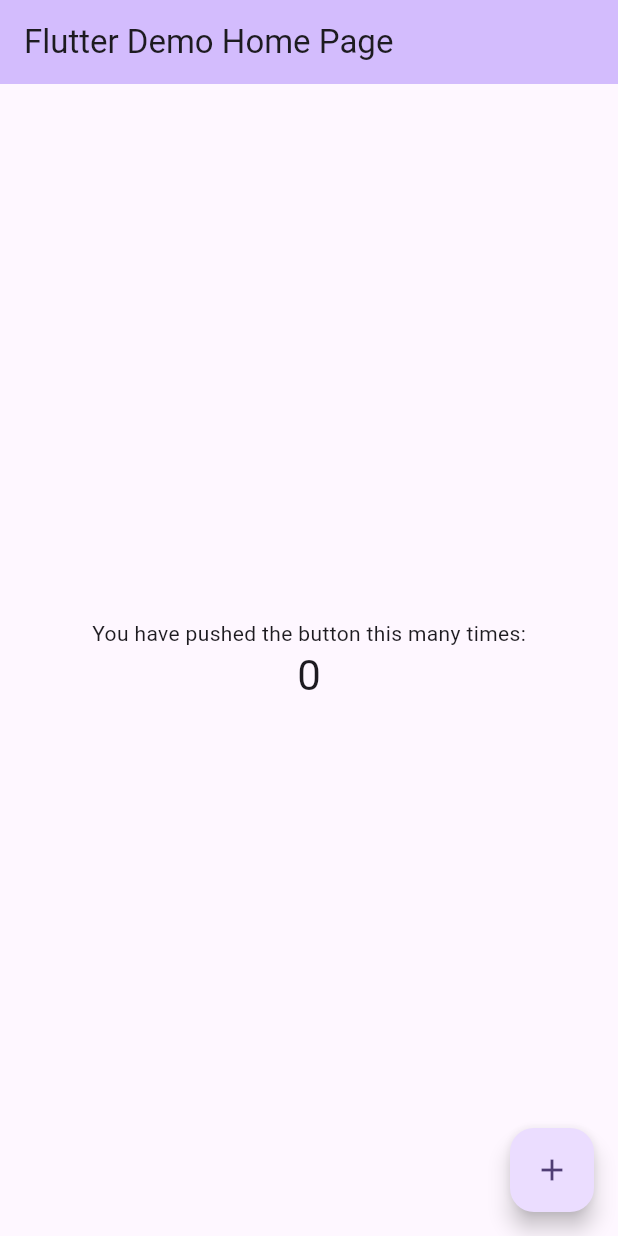
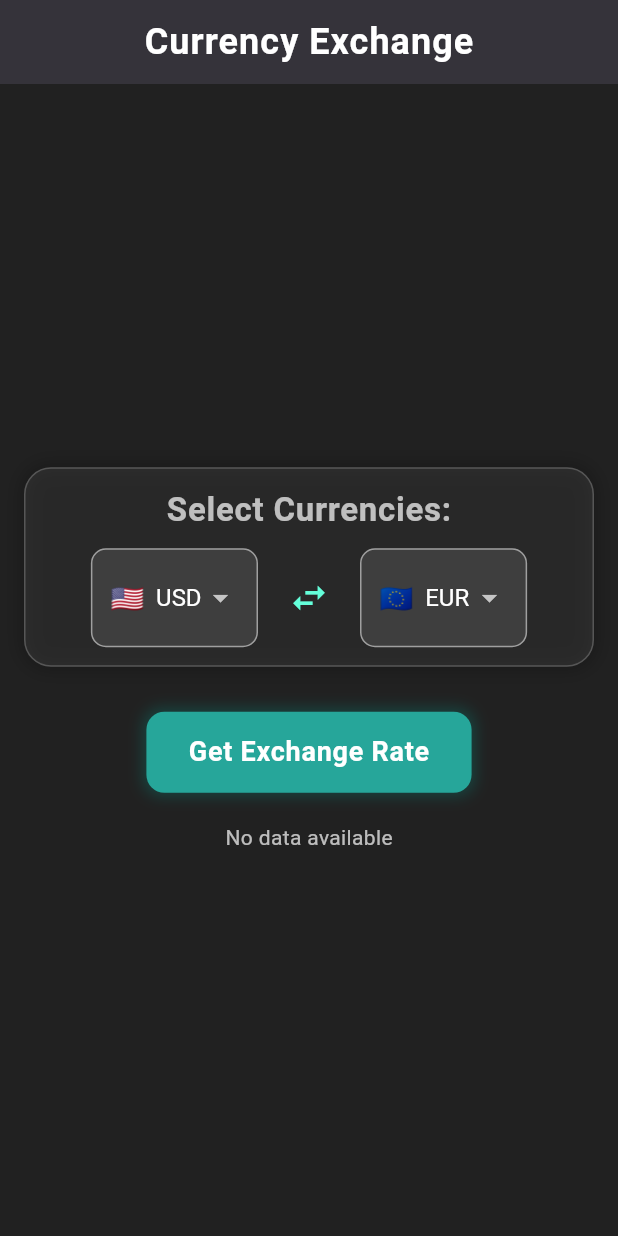
Before and after one commit to SystycHub/exam_project_app, a Flutter app: the screen it shows after launch, on a phone screen of 412 x 824 dp. Run offline on Flutter 3.47's test engine with Material 3 defaults, Android fonts, the phone set to English and light mode, and no system bars; Roboto replaces fonts that are missing (Arial).

Commit message:
Projekt valmis - lõplik versioon

```diff
--- a/lib/main.dart
+++ b/lib/main.dart
@@ -1,125 +1,32 @@
 import 'package:flutter/material.dart';
+import 'package:provider/provider.dart';
+import 'providers/currency_provider.dart';
+import 'screens/home_screen.dart';
 
 void main() {
-  runApp(const MyApp());
+  runApp(
+    MultiProvider(
+      providers: [
+        ChangeNotifierProvider(create: (_) => CurrencyProvider()),
+      ],
+      child: const MyApp(),
+    ),
+  );
 }
 
 class MyApp extends StatelessWidget {
   const MyApp({super.key});
 
-  // This widget is the root of your application.
   @override
   Widget build(BuildContext context) {
     return MaterialApp(
-      title: 'Flutter Demo',
+      debugShowCheckedModeBanner: false,
+      title: 'Currency Exchange',
       theme: ThemeData(
-        // This is the theme of your application.
-        //
-        // TRY THIS: Try running your application with "flutter run". You'll see
-        // the application has a purple toolbar. Then, without quitting the app,
-        // try changing the seedColor in the colorScheme below to Colors.green
-        // and then invoke "hot reload" (save your changes or press the "hot
-        // reload" button in a Flutter-supported IDE, or press "r" if you used
-        // the command line to start the app).
-        //
-        // Notice that the counter didn't reset back to zero; the application
-        // state is not lost during the reload. To reset the state, use hot
-        // restart instead.
-        //
-        // This works for code too, not just values: Most code changes can be
-        // tested with just a hot reload.
-        colorScheme: ColorScheme.fromSeed(seedColor: Colors.deepPurple),
-        useMaterial3: true,
+        primarySwatch: Colors.blue,
+        fontFamily: 'Arial',
       ),
-      home: const MyHomePage(title: 'Flutter Demo Home Page'),
+      home: const HomeScreen(),
     );
   }
 }
-
-class MyHomePage extends StatefulWidget {
-  const MyHomePage({super.key, required this.title});
-
-  // This widget is the home page of your application. It is stateful, meaning
-  // that it has a State object (defined below) that contains fields that affect
-  // how it looks.
-
-  // This class is the configuration for the state. It holds the values (in this
-  // case the title) provided by the parent (in this case the App widget) and
-  // used by the build method of the State. Fields in a Widget subclass are
-  // always marked "final".
-
-  final String title;
-
-  @override
-  State<MyHomePage> createState() => _MyHomePageState();
-}
-
-class _MyHomePageState extends State<MyHomePage> {
-  int _counter = 0;
-
-  void _incrementCounter() {
-    setState(() {
-      // This call to setState tells the Flutter framework that something has
-      // changed in this State, which causes it to rerun the build method below
-      // so that the display can reflect the updated values. If we changed
-      // _counter without calling setState(), then the build method would not be
-      // called again, and so nothing would appear to happen.
-      _counter++;
-    });
-  }
-
-  @override
-  Widget build(BuildContext context) {
-    // This method is rerun every time setState is called, for instance as done
-    // by the _incrementCounter method above.
-    //
-    // The Flutter framework has been optimized to make rerunning build methods
-    // fast, so that you can just rebuild anything that needs updating rather
-    // than having to individually change instances of widgets.
-    return Scaffold(
-      appBar: AppBar(
-        // TRY THIS: Try changing the color here to a specific color (to
-        // Colors.amber, perhaps?) and trigger a hot reload to see the AppBar
-        // change color while the other colors stay the same.
-        backgroundColor: Theme.of(context).colorScheme.inversePrimary,
-        // Here we take the value from the MyHomePage object that was created by
-        // the App.build method, and use it to set our appbar title.
-        title: Text(widget.title),
-      ),
-      body: Center(
-        // Center is a layout widget. It takes a single child and positions it
-        // in the middle of the parent.
-        child: Column(
-          // Column is also a layout widget. It takes a list of children and
-          // arranges them vertically. By default, it sizes itself to fit its
-          // children horizontally, and tries to be as tall as its parent.
-          //
-          // Column has various properties to control how it sizes itself and
-          // how it positions its children. Here we use mainAxisAlignment to
-          // center the children vertically; the main axis here is the vertical
-          // axis because Columns are vertical (the cross axis would be
-          // horizontal).
-          //
-          // TRY THIS: Invoke "debug painting" (choose the "Toggle Debug Paint"
-          // action in the IDE, or press "p" in the console), to see the
-          // wireframe for each widget.
-          mainAxisAlignment: MainAxisAlignment.center,
-          children: <Widget>[
-            const Text(
-              'You have pushed the button this many times:',
-            ),
-            Text(
-              '$_counter',
-              style: Theme.of(context).textTheme.headlineMedium,
-            ),
-          ],
-        ),
-      ),
-      floatingActionButton: FloatingActionButton(
-        onPressed: _incrementCounter,
-        tooltip: 'Increment',
-        child: const Icon(Icons.add),
-      ), // This trailing comma makes auto-formatting nicer for build methods.
-    );
-  }
-}
--- /dev/null
+++ b/lib/models/currency_rate.dart
@@ -0,0 +1,15 @@
+class CurrencyRate {
+  final String from;
+  final String to;
+  final double rate;
+
+  CurrencyRate({required this.from, required this.to, required this.rate});
+
+  factory CurrencyRate.fromJson(Map<String, dynamic> json, String from, String to) {
+    return CurrencyRate(
+      from: from,
+      to: to,
+      rate: json["conversion_rate"] ?? 0.0,
+    );
+  }
+}
--- /dev/null
+++ b/lib/providers/currency_provider.dart
@@ -0,0 +1,39 @@
+import 'package:flutter/material.dart';
+import '../models/currency_rate.dart';
+import '../services/api_service.dart';
+
+class CurrencyProvider extends ChangeNotifier {
+  CurrencyRate? _currencyRate;
+  bool _isLoading = false;
+  String _fromCurrency = "USD";
+  String _toCurrency = "EUR";
+
+  CurrencyRate? get currencyRate => _currencyRate;
+  bool get isLoading => _isLoading;
+  String get fromCurrency => _fromCurrency;
+  String get toCurrency => _toCurrency;
+
+  void setFromCurrency(String currency) {
+    _fromCurrency = currency;
+    notifyListeners();
+  }
+
+  void setToCurrency(String currency) {
+    _toCurrency = currency;
+    notifyListeners();
+  }
+
+  Future<void> fetchExchangeRate() async {
+    _isLoading = true;
+    notifyListeners();
+
+    try {
+      _currencyRate = await ApiService.getExchangeRate(_fromCurrency, _toCurrency);
+    } catch (e) {
+      _currencyRate = null;
+    }
+
+    _isLoading = false;
+    notifyListeners();
+  }
+}
--- /dev/null
+++ b/lib/screens/home_screen.dart
@@ -0,0 +1,152 @@
+import 'package:flutter/material.dart';
+import 'package:provider/provider.dart';
+import '../providers/currency_provider.dart';
+import '../widgets/currency_dropdown.dart';
+
+class HomeScreen extends StatelessWidget {
+  const HomeScreen({super.key});
+
+  @override
+  Widget build(BuildContext context) {
+    final currencyProvider = Provider.of<CurrencyProvider>(context);
+
+    return Scaffold(
+      backgroundColor: Colors.grey[900],
+      appBar: AppBar(
+        title: const Text(
+          'Currency Exchange',
+          style: TextStyle(
+            fontWeight: FontWeight.w700,
+            fontSize: 24,
+            letterSpacing: 0.7,
+            color: Colors.white,
+          ),
+        ),
+        backgroundColor: Colors.grey[850],
+        centerTitle: true,
+        elevation: 4,
+      ),
+      body: Padding(
+        padding: const EdgeInsets.all(16.0),
+        child: Column(
+          mainAxisAlignment: MainAxisAlignment.center,
+          children: [
+            // Dropdown-container
+            Container(
+              padding: const EdgeInsets.all(12),
+              decoration: BoxDecoration(
+                color: Colors.white.withOpacity(0.07),
+                borderRadius: BorderRadius.circular(18),
+                border: Border.all(color: Colors.white.withOpacity(0.2)),
+                boxShadow: [
+                  BoxShadow(color: Colors.black26, blurRadius: 10, spreadRadius: 1),
+                ],
+              ),
+              child: Column(
+                children: [
+                  const Text(
+                    "Select Currencies:",
+                    style: TextStyle(
+                      fontSize: 22,
+                      fontWeight: FontWeight.w600,
+                      color: Colors.white70,
+                      letterSpacing: 0.5,
+                    ),
+                  ),
+                  const SizedBox(height: 10),
+                  Row(
+                    mainAxisAlignment: MainAxisAlignment.center,
+                    children: [
+                      CurrencyDropdown(
+                        selectedCurrency: currencyProvider.fromCurrency,
+                        currencies: ["USD", "EUR", "GBP", "JPY"],
+                        onChanged: (value) {
+                          currencyProvider.setFromCurrency(value);
+                        },
+                      ),
+                      const SizedBox(width: 10),
+                      // SWAP BUTTON 🔄
+                      IconButton(
+                        icon: const Icon(Icons.swap_horiz, color: Colors.tealAccent, size: 28),
+                        onPressed: () {
+                          String temp = currencyProvider.fromCurrency;
+                          currencyProvider.setFromCurrency(currencyProvider.toCurrency);
+                          currencyProvider.setToCurrency(temp);
+                        },
+                      ),
+                      const SizedBox(width: 10),
+                      CurrencyDropdown(
+                        selectedCurrency: currencyProvider.toCurrency,
+                        currencies: ["USD", "EUR", "GBP", "JPY"],
+                        onChanged: (value) {
+                          currencyProvider.setToCurrency(value);
+                        },
+                      ),
+                    ],
+                  ),
+                ],
+              ),
+            ),
+            const SizedBox(height: 30),
+
+              GestureDetector(
+              onTapDown: (_) {
+                currencyProvider.fetchExchangeRate();
+              },
+              child: AnimatedContainer(
+                duration: const Duration(milliseconds: 200),
+                curve: Curves.easeInOut,
+                padding: const EdgeInsets.symmetric(horizontal: 28, vertical: 14),
+                decoration: BoxDecoration(
+                  color: Colors.teal[400],
+                  borderRadius: BorderRadius.circular(12),
+                  boxShadow: [
+                    BoxShadow(color: Colors.teal.withOpacity(0.3), blurRadius: 8, spreadRadius: 2),
+                  ],
+                ),
+                child: const Text(
+                  "Get Exchange Rate",
+                  style: TextStyle(
+                    fontSize: 18,
+                    fontWeight: FontWeight.bold,
+                    color: Colors.white,
+                    letterSpacing: 0.5,
+                  ),
+                ),
+              ),
+            ),
+
+            const SizedBox(height: 20),
+
+                        currencyProvider.isLoading
+                ? const CircularProgressIndicator(color: Colors.tealAccent)
+                : currencyProvider.currencyRate == null
+                ? const Text("No data available", style: TextStyle(color: Colors.white70))
+                : Container(
+              padding: const EdgeInsets.all(16),
+              margin: const EdgeInsets.only(top: 20),
+              decoration: BoxDecoration(
+                color: Colors.white.withOpacity(0.05),
+                borderRadius: BorderRadius.circular(18),
+                border: Border.all(color: Colors.white.withOpacity(0.2)),
+                boxShadow: [
+                  BoxShadow(color: Colors.black26, blurRadius: 10, spreadRadius: 1),
+                ],
+              ),
+              child: Text(
+                "1 ${currencyProvider.currencyRate!.from} = ${currencyProvider.currencyRate!.rate.toStringAsFixed(4)} ${currencyProvider.currencyRate!.to}",
+                style: const TextStyle(
+                  fontSize: 28,
+                  fontWeight: FontWeight.bold,
+                  color: Colors.tealAccent,
+                  letterSpacing: 1.0,
+                ),
+                textAlign: TextAlign.center,
+              ),
+            ),
+          ],
+        ),
+      ),
+    );
+  }
+}
--- /dev/null
+++ b/lib/services/api_service.dart
@@ -0,0 +1,25 @@
+import 'dart:convert';
+import 'package:http/http.dart' as http;
+import '../models/currency_rate.dart';
+
+class ApiService {
+  static const String _apiKey = "7162fa2fd7df4136946c69f9";
+  static const String _baseUrl = "https://v6.exchangerate-api.com/v6/";
+
+  static Future<CurrencyRate> getExchangeRate(String from, String to) async {
+    final url = Uri.parse("$_baseUrl$_apiKey/pair/$from/$to");
+
+    try {
+      final response = await http.get(url);
+
+      if (response.statusCode == 200) {
+        final data = json.decode(response.body);
+        return CurrencyRate.fromJson(data, from, to);
+      } else {
+        throw Exception("Failed to load exchange rate: ${response.statusCode}");
+      }
+    } catch (e) {
+      throw Exception("Network error: $e");
+    }
+  }
+}
--- /dev/null
+++ b/lib/widgets/currency_dropdown.dart
@@ -0,0 +1,68 @@
+import 'package:flutter/material.dart';
+
+class CurrencyDropdown extends StatelessWidget {
+  final String selectedCurrency;
+  final List<String> currencies;
+  final Function(String) onChanged;
+
+  const CurrencyDropdown({
+    super.key,
+    required this.selectedCurrency,
+    required this.currencies,
+    required this.onChanged,
+  });
+
+  String getFlag(String currency) {
+    switch (currency) {
+      case "USD":
+        return "🇺🇸";
+      case "EUR":
+        return "🇪🇺";
+      case "GBP":
+        return "🇬🇧";
+      case "JPY":
+        return "🇯🇵";
+      default:
+        return "❓";
+    }
+  }
+
+  @override
+  Widget build(BuildContext context) {
+    return AnimatedContainer(
+      duration: const Duration(milliseconds: 250),
+      curve: Curves.easeInOut,
+      padding: const EdgeInsets.symmetric(horizontal: 12, vertical: 8),
+      decoration: BoxDecoration(
+        color: Colors.white.withOpacity(0.1),
+        borderRadius: BorderRadius.circular(10),
+        border: Border.all(color: Colors.white.withOpacity(0.5)),
+      ),
+      child: DropdownButtonHideUnderline(
+        child: DropdownButton<String>(
+          value: selectedCurrency,
+          dropdownColor: Colors.grey[850],
+          icon: const Icon(Icons.arrow_drop_down, color: Colors.white70),
+          style: const TextStyle(fontSize: 16, color: Colors.white),
+          onChanged: (String? newValue) {
+            if (newValue != null) {
+              onChanged(newValue);
+            }
+          },
+          items: currencies.map<DropdownMenuItem<String>>((String value) {
+            return DropdownMenuItem<String>(
+              value: value,
+              child: Row(
+                children: [
+                  Text(getFlag(value), style: const TextStyle(fontSize: 18)),
+                  const SizedBox(width: 8),
+                  Text(value),
+                ],
+              ),
+            );
+          }).toList(),
+        ),
+      ),
+    );
+  }
+}
```
Also changed, not shown: pubspec.yaml (+6 -64 lines), pubspec.lock.
